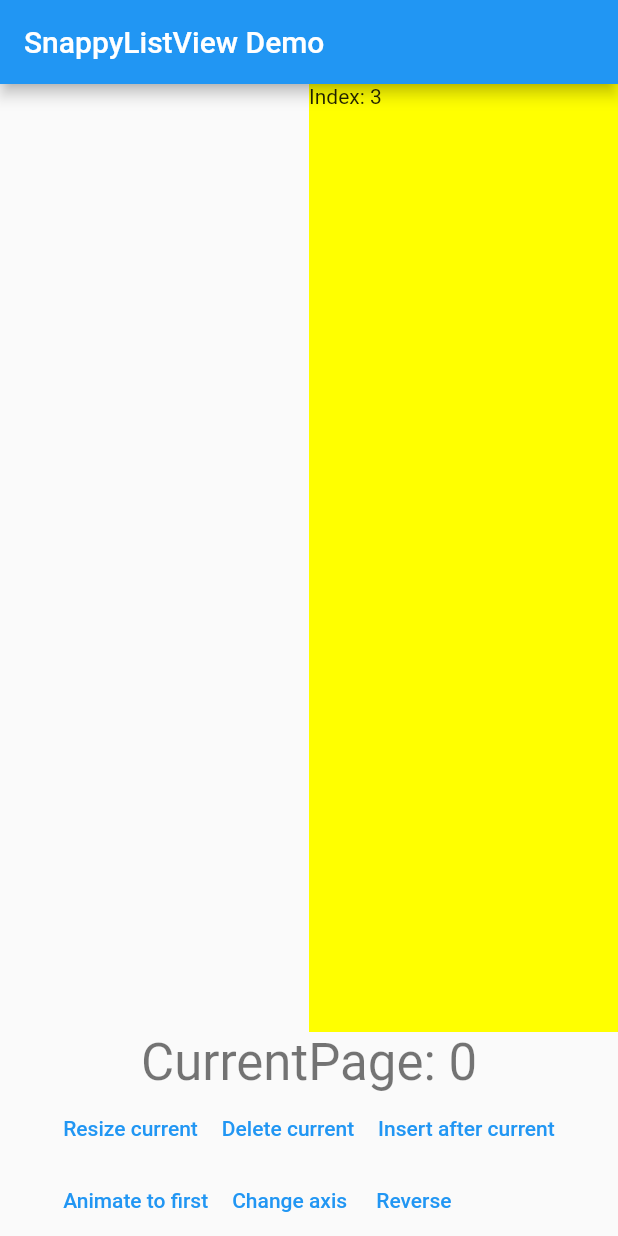
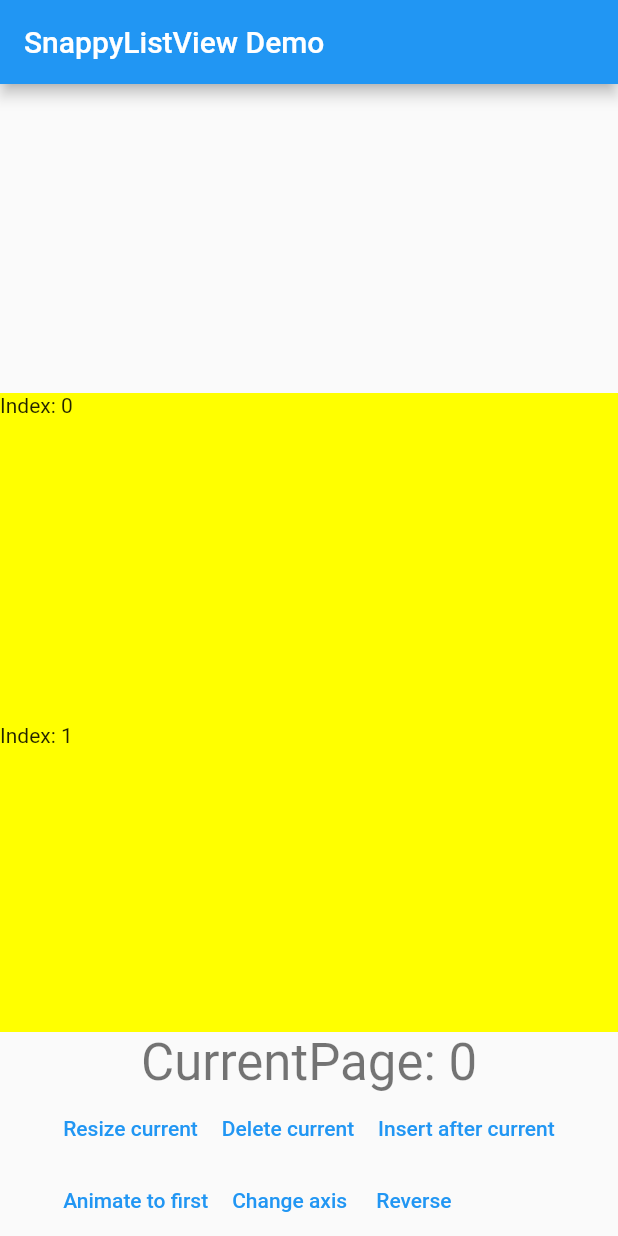
Before and after one commit to polarby/snappy_list_view, a Flutter app: the screen it shows after launch, on a phone screen of 412 x 824 dp. Run offline on Flutter 3.47's test engine with Material 2 defaults, Android fonts, the phone set to English and light mode, and no system bars; drawn by our look-alikes of scrollable_positioned_list; missing offline and left inert: matrix4_transform.

Commit message:
constraints adjustment bug resolve (if not in focus)

```diff
--- a/example/lib/main.dart
+++ b/example/lib/main.dart
@@ -26,20 +26,24 @@ class MyHomePage extends StatefulWidget {
   State<MyHomePage> createState() => _MyHomePageState();
 }
 
-class _MyHomePageState extends State<MyHomePage> {
+class _MyHomePageState extends State<MyHomePage>
+    with TickerProviderStateMixin, AutomaticKeepAliveClientMixin {
   final List<YourSnappyWidget> yourContentList =
-      List.generate(10, (index) => YourSnappyWidget.random());
+      List.generate(5, (index) => YourSnappyWidget.random(max: 300, min: 50));
 
-  final PageController controller = PageController(initialPage: 3);
+  final PageController controller = PageController(initialPage: 0);
+  late final TabController tabController;
 
   /// Dynamic Settings that you can change in this example
-  Axis axis = Axis.horizontal;
+  Axis axis = Axis.vertical;
   bool overscrollSnap = false;
   bool reverse = false;
 
   @override
   void initState() {
     controller.addListener(pageListener);
+    tabController = TabController(length: 3, vsync: this);
+
     super.initState();
   }
 
@@ -52,6 +56,7 @@ class _MyHomePageState extends State<MyHomePage> {
 
   @override
   Widget build(BuildContext context) {
+    super.build(context);
     return Scaffold(
       appBar: AppBar(
         title: const Text('SnappyListView Demo'),
@@ -66,10 +71,9 @@ class _MyHomePageState extends State<MyHomePage> {
               itemCount: yourContentList.length,
               itemSnapping: true,
               physics: const CustomPageViewScrollPhysics(),
-              overscrollPhysics:
-                  const PageOverscrollPhysics(velocityPerOverscroll: 1200),
-              //snapAlignment: SnapAlignment.static(0.5),
-              //snapOnItemAlignment: SnapAlignment.static(0.5),
+              //overscrollPhysics: const PageOverscrollPhysics(velocityPerOverscroll: 1200),
+              //snapAlignment: SnapAlignment.moveAcross(),
+              //snapOnItemAlignment: SnapAlignment.moveAcross(),
               //visualisation: ListVisualisation.perspective(),
               itemBuilder: (context, index) {
                 final currentSnappyWidget = yourContentList.elementAt(index);
@@ -86,7 +90,7 @@ class _MyHomePageState extends State<MyHomePage> {
           //Expanded(child: Container(color: Colors.blue)),
           Text(
             "CurrentPage: ${controller.hasClients ? currentPage : 0}",
-            style: Theme.of(context).textTheme.headline4,
+            style: Theme.of(context).textTheme.headlineMedium,
           ),
           Wrap(
             children: [
@@ -139,6 +143,9 @@ class _MyHomePageState extends State<MyHomePage> {
       : null;
 
   void pageListener() => setState(() {});
+
+  @override
+  bool get wantKeepAlive => true;
 }
 
 class YourSnappyWidget {
@@ -152,9 +159,9 @@ class YourSnappyWidget {
     required this.height,
   });
 
-  YourSnappyWidget.random()
-      : width = Random().nextInt(300).clamp(100, 300).toDouble(),
-        height = Random().nextInt(300).clamp(100, 300).toDouble(),
+  YourSnappyWidget.random({int max = 300, int min = 100})
+      : width = Random().nextInt(max).clamp(min, max).toDouble(),
+        height = Random().nextInt(max).clamp(min, max).toDouble(),
         color =
             Colors.accents.elementAt(Random().nextInt(Colors.accents.length));
 }
--- a/lib/src/main.dart
+++ b/lib/src/main.dart
@@ -206,9 +206,10 @@ class _SnappyListViewState extends State<SnappyListView> {
         //only take viewport changes into account if they are in focus
         //-> otherwise it would trigger even when viewport changes are made on
         // other pages, such as in the event of opening the keyboard
-        viewportSize = FocusScope.of(context).hasFocus
-            ? Size(constraints.maxWidth, constraints.maxHeight)
-            : MediaQuery.of(context).size;
+        if (FocusScope.of(context).hasFocus &&
+            (ModalRoute.of(context)?.isCurrent ?? false)) {
+          viewportSize = Size(constraints.maxWidth, constraints.maxHeight);
+        }
         return MultiHitStack(
           children: [
             ScrollablePositionedList.builder(
--- a/lib/src/service/multi_hit_stack.dart
+++ b/lib/src/service/multi_hit_stack.dart
@@ -44,10 +44,8 @@ class RenderMultiHitStack extends RenderStack {
     super.clipBehavior = Clip.hardEdge,
   });
 
-  // NOTE MODIFIED FROM [RenderStack.hitTestChildren], i.e. [defaultHitTestChildren]
   @override
   bool hitTestChildren(BoxHitTestResult result, {required Offset position}) {
-    // NOTE MODIFIED
     var childHit = false;
 
     RenderBox? child = lastChild;
@@ -64,14 +62,12 @@ class RenderMultiHitStack extends RenderStack {
         },
       );
 
-      // NOTE MODIFIED
       // if (isHit) return true;
       childHit |= isHit;
 
       child = childParentData.previousSibling;
     }
 
-    // NOTE MODIFIED
     return childHit;
     // return false;
   }
--- a/pubspec.yaml
+++ b/pubspec.yaml
@@ -1,6 +1,6 @@
 name: snappy_list_view
 description: Add snap to your ListView, while supporting dynamic item sizes.
-version: 0.0.7
+version: 0.0.8
 homepage: https://github.com/polarby/snappy_list_view
 
 environment:
@@ -11,8 +11,8 @@ dependencies:
   flutter:
     sdk: flutter
   matrix4_transform: ^2.0.1
-  scrollable_positioned_list: ^0.3.5
-  vector_math: ^2.1.2
+  scrollable_positioned_list: ^0.3.8
+  vector_math: ^2.1.4
 
 
 dev_dependencies:
```
Also changed, not shown: example/pubspec.lock, 1 other file.
